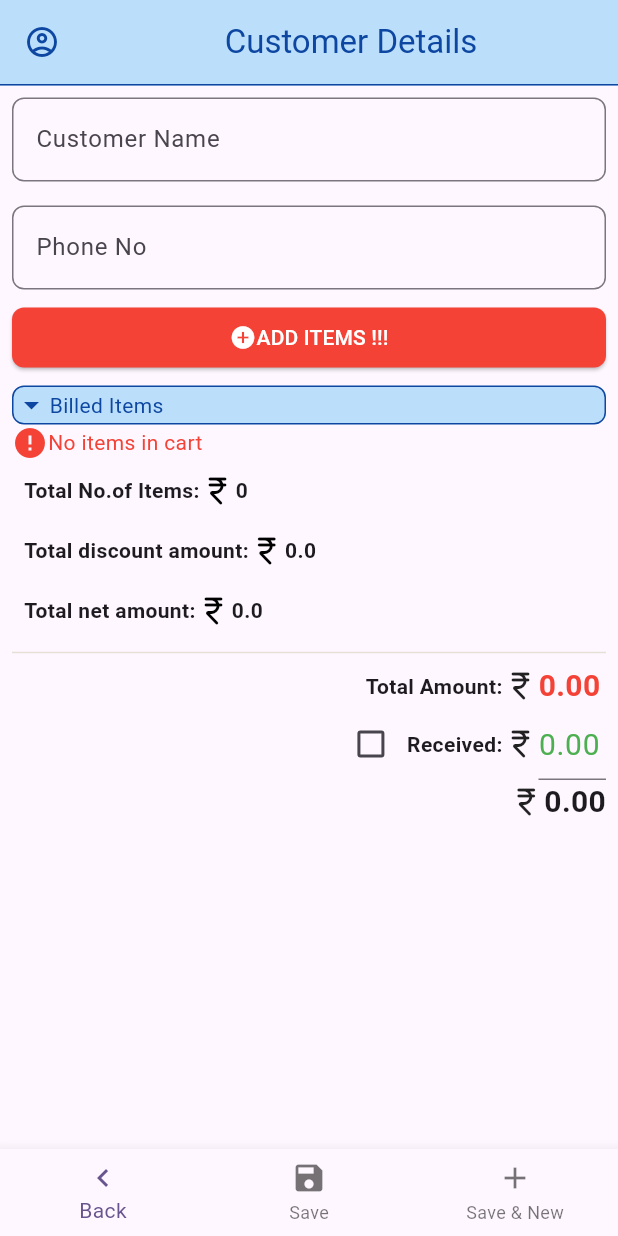
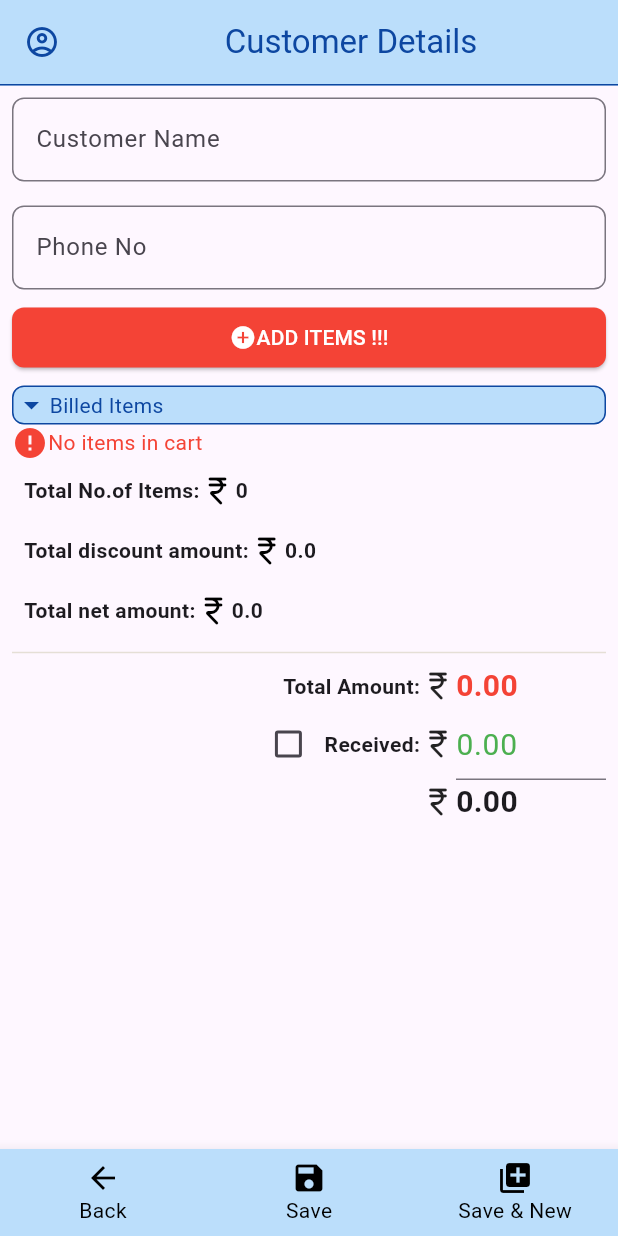
Before and after one commit to akashvtrs/project, a Flutter app: the Billing screen opened directly with empty values, on a phone screen of 412 x 824 dp. Run offline on Flutter 3.47's test engine with Material 3 defaults, Android fonts, the phone set to English and light mode, and no system bars; missing offline and left inert: dart:js_util.

Commit message:
works fine

```diff
--- a/lib/billing_page/billing.dart
+++ b/lib/billing_page/billing.dart
@@ -410,7 +410,7 @@ widget.itemtotalamount.forEach((item) {
                     Icon(Icons.currency_rupee_rounded),
                   SizedBox(
 
-                    width: 45,
+                    width: 100,
                     child: Row(
                       mainAxisAlignment: MainAxisAlignment.start,
                       children: [
@@ -458,7 +458,7 @@ widget.itemtotalamount.forEach((item) {
                     ],
                   ),
                   SizedBox(
-                    width: 45,
+                    width: 100,
 
                     child: TextField(
                       onChanged: (value) => {
@@ -491,10 +491,13 @@ widget.itemtotalamount.forEach((item) {
                     children: [
 
 
-                      Text(balance,style: TextStyle(
-                        fontSize: 20,
-                        fontWeight: FontWeight.bold
-                      )),
+                      SizedBox(
+                        width: 100,
+                        child: Text(balance,style: TextStyle(
+                          fontSize: 20,
+                          fontWeight: FontWeight.bold
+                        )),
+                      ),
                     ],
                   ),
                 ],
@@ -505,13 +508,19 @@ widget.itemtotalamount.forEach((item) {
         ),
       ),
       bottomNavigationBar: BottomNavigationBar(
+        selectedItemColor:Colors.black ,
+        unselectedItemColor:Colors.black ,
+        selectedIconTheme: IconThemeData(color: Colors.black),
+        unselectedIconTheme: IconThemeData(color: Colors.black),
+         unselectedFontSize: 14.0,
+        backgroundColor: Colors.blue.shade100,
         currentIndex: _selectedIndex, //New
   onTap:_onItemTapped,
     items: const <BottomNavigationBarItem>[
 
 
       BottomNavigationBarItem(
-        icon: Icon(Icons.keyboard_arrow_left),
+        icon: Icon(Icons.arrow_back),
         label: 'Back',
 
       ),
@@ -522,7 +531,7 @@ widget.itemtotalamount.forEach((item) {
 
       ),
       BottomNavigationBarItem(
-        icon: Icon(Icons.add),
+        icon: Icon(Icons.library_add),
         label: 'Save & New',
       ),
     ],
--- a/lib/home_screen/apphomescreen.dart
+++ b/lib/home_screen/apphomescreen.dart
@@ -281,6 +281,7 @@ class _AppHomeScreenState extends State<AppHomeScreen> {
                   mainAxisAlignment: MainAxisAlignment.spaceEvenly,
                   crossAxisAlignment: CrossAxisAlignment.start,
                   children: [
+                    Center(child: Text("No.${index+1}")),
                     Text("Customer Name: ${widget.name_customername[index]}"),
                     Text("Phone No: ${widget.no_phoneno[index]}"),
                     Text("Purchased No. of Items: ${widget.items_noofitems[index]}"),
```
Also changed, not shown: lib/billing_page/additems.dart (+8 -2 lines), lib/billing_page/listview_items.dart (+19 -3 lines), lib/main.dart (+1 -16 lines).
